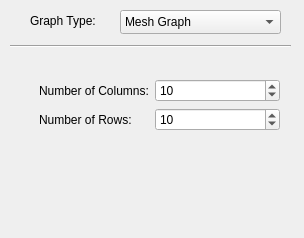
Old version of the form src/Plugins/GenerateGraph/generategraphwidget.ui in the repository KDE/rocs.
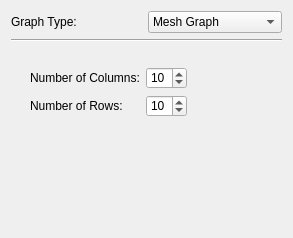
New version of the form. The open tabs and pages were chosen to show the change. Custom widgets are drawn as their Qt base class.

Diff of the .ui file:
```diff
--- a/src/Plugins/GenerateGraph/generategraphwidget.ui
+++ b/src/Plugins/GenerateGraph/generategraphwidget.ui
@@ -6,22 +6,23 @@
    <rect>
     <x>0</x>
     <y>0</y>
-    <width>304</width>
+    <width>293</width>
     <height>238</height>
    </rect>
   </property>
   <property name="windowTitle">
    <string>Generate Graph</string>
   </property>
+  <layout class="QGridLayout" name="gridLayout">
+   <item row="0" column="0">
+    <widget class="QLabel" name="label">
+     <property name="text">
+      <string>Graph Type:</string>
+     </property>
+    </widget>
+   </item>
+   <item row="0" column="1">
   <widget class="KComboBox" name="comboBox">
-   <property name="geometry">
-    <rect>
-     <x>120</x>
-     <y>10</y>
-     <width>161</width>
-     <height>24</height>
-    </rect>
-   </property>
    <item>
     <property name="text">
      <string>Mesh Graph</string>
@@ -48,41 +49,16 @@
     </property>
    </item>
   </widget>
-  <widget class="QLabel" name="label">
-   <property name="geometry">
-    <rect>
-     <x>30</x>
-     <y>10</y>
-     <width>111</width>
-     <height>21</height>
-    </rect>
-   </property>
-   <property name="text">
-    <string>Graph Type:</string>
-   </property>
-  </widget>
+   </item>
+   <item row="1" column="0" colspan="2">
   <widget class="Line" name="line">
-   <property name="geometry">
-    <rect>
-     <x>10</x>
-     <y>36</y>
-     <width>281</width>
-     <height>20</height>
-    </rect>
-   </property>
    <property name="orientation">
     <enum>Qt::Horizontal</enum>
    </property>
   </widget>
+   </item>
+   <item row="2" column="0" colspan="2">
   <widget class="QStackedWidget" name="stackedWidget">
-   <property name="geometry">
-    <rect>
-     <x>20</x>
-     <y>60</y>
-     <width>271</width>
-     <height>121</height>
-    </rect>
-   </property>
    <property name="currentIndex">
     <number>4</number>
    </property>
@@ -92,11 +68,14 @@
       <rect>
        <x>19</x>
        <y>19</y>
-       <width>241</width>
-       <height>81</height>
+         <width>188</width>
+         <height>50</height>
       </rect>
      </property>
      <layout class="QFormLayout" name="fromLayoutMesh">
+        <property name="fieldGrowthPolicy">
+         <enum>QFormLayout::ExpandingFieldsGrow</enum>
+        </property>
       <item row="0" column="0">
        <widget class="QLabel" name="label_columns">
         <property name="text">
@@ -373,6 +352,8 @@
     </widget>
    </widget>
   </widget>
+   </item>
+  </layout>
  </widget>
  <customwidgets>
   <customwidget>
```
Left out of the diff: 22 changed lines with no effect on the pictures. Lines whose indentation alone changed are shown as unchanged.
